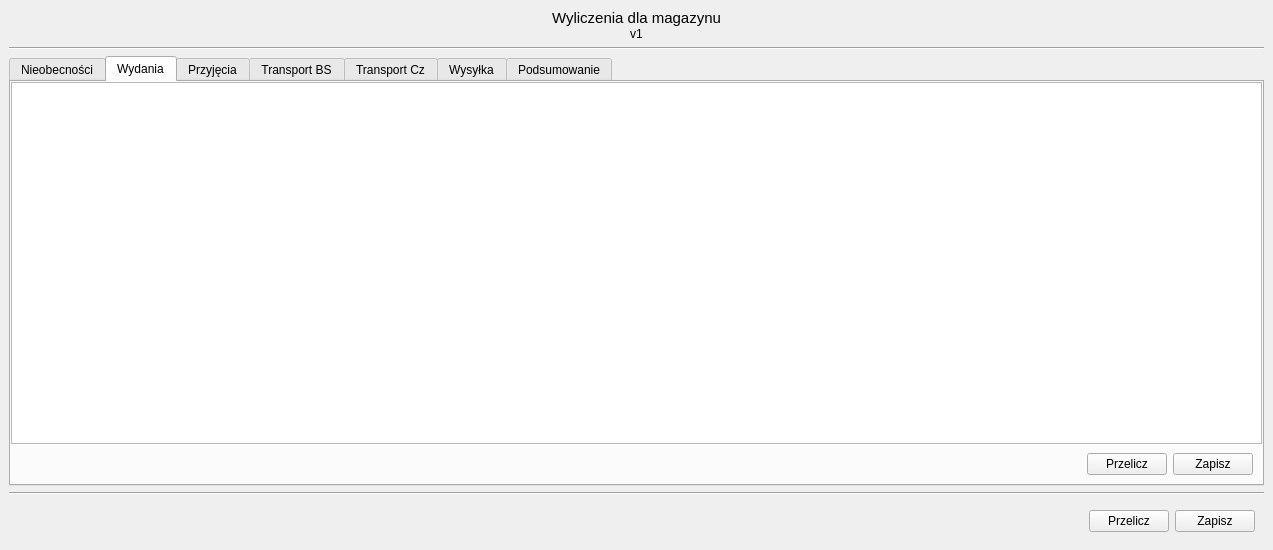
This is Forms/wyliczeniaForm_mag.ui in kolomir/place_v2 as Qt 5 draws it before an edit. The edited form follows.
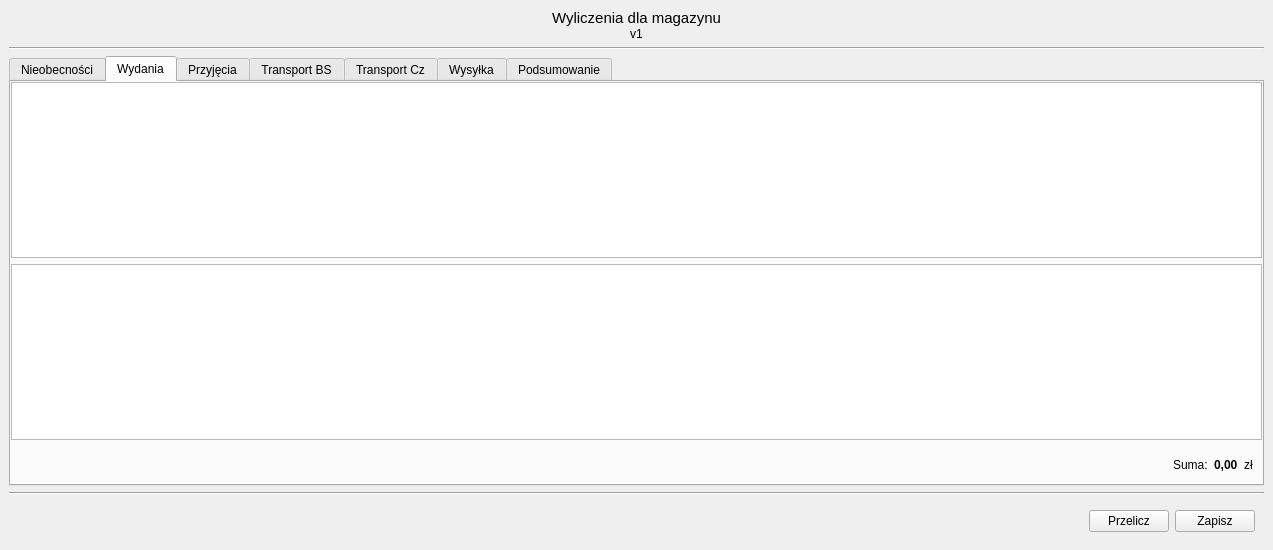
This is the edited form. The open tabs and pages were chosen to show the change.

Commit message: 02.11.2024 - Wyliczenia dla magazynu wydają się zakończone. Czas na raporty.

Diff of the .ui file:
```diff
--- a/Forms/wyliczeniaForm_mag.ui
+++ b/Forms/wyliczeniaForm_mag.ui
@@ -348,7 +348,7 @@
            <widget class="QWidget" name="widget_6" native="true">
             <layout class="QVBoxLayout" name="verticalLayout_5">
              <property name="spacing">
-              <number>0</number>
+              <number>6</number>
              </property>
              <property name="leftMargin">
               <number>0</number>
@@ -363,7 +363,10 @@
               <number>0</number>
              </property>
              <item>
-              <widget class="QTableWidget" name="tab_dane_produktywnosc"/>
+              <widget class="QTableWidget" name="tab_wyliczenia_wydania"/>
+             </item>
+             <item>
+              <widget class="QTableWidget" name="tab_dane_wydania"/>
              </item>
              <item>
               <widget class="QWidget" name="widget_7" native="true">
@@ -382,16 +385,29 @@
                  </spacer>
                 </item>
                 <item>
-                 <widget class="QPushButton" name="btn_przeliczProduktywnosc">
+                 <widget class="QLabel" name="label_14">
                   <property name="text">
-                   <string>Przelicz</string>
+                   <string>Suma:</string>
                   </property>
                  </widget>
                 </item>
                 <item>
-                 <widget class="QPushButton" name="btn_zapiszProduktywnosc">
+                 <widget class="QLabel" name="lab_sumaWydania">
+                  <property name="font">
+                   <font>
+                    <weight>75</weight>
+                    <bold>true</bold>
+                   </font>
+                  </property>
                   <property name="text">
-                   <string>Zapisz</string>
+                   <string>0,00</string>
+                  </property>
+                 </widget>
+                </item>
+                <item>
+                 <widget class="QLabel" name="label_25">
+                  <property name="text">
+                   <string>zł</string>
                   </property>
                  </widget>
                 </item>
```
Left out of the diff: 6 changed lines with no effect on the pictures. The commit also changes 3 other files.
